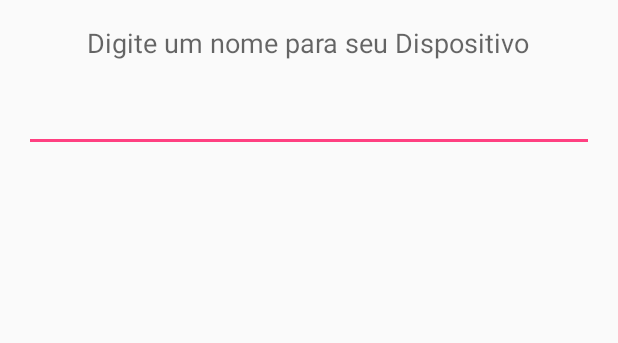
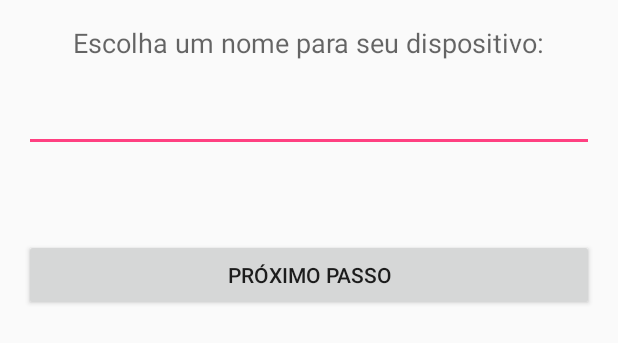
Before and after one commit to lumal21/Apps, an Android app: the layout register_device.xml on its own in the app's theme, with its tools: preview values and no code run, on a phone screen of 412 x 824 dp. Shown: the top 343 px of the screen. Run offline under Robolectric (Android 15) with nearby library versions, the phone set to English and light mode, and no system bars.

Commit message:
Starting implementation of the self-registration 10/10/2016 - 19:46

```diff
--- a/android_app/UIoT/app/src/main/java/org/uiot/activity/HomeActivity.java
+++ b/android_app/UIoT/app/src/main/java/org/uiot/activity/HomeActivity.java
@@ -96,13 +96,9 @@ public class HomeActivity extends AppCompatActivity{
 
                 switch (id){
                     case R.id.nav_register_device:
-                        Toast.makeText(getApplicationContext(), "Register Device", Toast.LENGTH_SHORT).show();
-
+                        startActivity(new Intent(HomeActivity.this, DeviceActivity.class));
                         break;
                     case R.id.nav_create_iot_network:
-//                        Toast.makeText(getApplicationContext(), "Create a new IoT network", Toast.LENGTH_SHORT).show();
-//                        Intent changeSensors = new Intent(HomeActivity.this, SensorsActivity.class);
-//                        startActivity(changeSensors);
                         startActivity(new Intent(HomeActivity.this, SensorsActivity.class));
                         break;
                     case R.id.nav_transmitter:
--- a/android_app/UIoT/app/src/main/java/org/uiot/activity/SensorsActivity.java
+++ b/android_app/UIoT/app/src/main/java/org/uiot/activity/SensorsActivity.java
@@ -75,8 +75,12 @@ public class SensorsActivity extends Activity{
     }
 
 
+    /**
+     * This method create the button to select the sensors,
+     * and capture the selected sensors to send the sensors list service
+     */
     private void selectSensors(){
-        Button enableSensors = (Button) findViewById(R.id.idHabilitarSensorbtn);
+        Button enableSensors = (Button) findViewById(R.id.idBtnHabilitarSensor);
         enableSensors.setOnClickListener(new View.OnClickListener() {
             @Override
             public void onClick(View v) {
--- a/android_app/UIoT/app/src/main/res/layout/register_device.xml
+++ b/android_app/UIoT/app/src/main/res/layout/register_device.xml
@@ -10,10 +10,19 @@
     app:layout_behavior="@string/appbar_scrolling_view_behavior">
 
 
+    <TextView
+        android:layout_width="wrap_content"
+        android:layout_height="wrap_content"
+        android:textAppearance="?android:attr/textAppearanceMedium"
+        android:text="@string/choose_name_device"
+        android:id="@+id/textView3"
+        android:layout_alignParentTop="true"
+        android:layout_centerHorizontal="true" />
+
     <EditText
         android:layout_width="wrap_content"
         android:layout_height="wrap_content"
-        android:id="@+id/device_name"
+        android:id="@+id/idDeviceName"
         android:layout_alignParentTop="true"
         android:layout_alignParentLeft="true"
         android:layout_alignParentStart="true"
@@ -21,12 +30,15 @@
         android:layout_alignParentRight="true"
         android:layout_alignParentEnd="true" />
 
-    <TextView
+    <Button
         android:layout_width="wrap_content"
         android:layout_height="wrap_content"
-        android:textAppearance="?android:attr/textAppearanceMedium"
-        android:text="Digite um nome para seu Dispositivo"
-        android:id="@+id/textView3"
-        android:layout_alignParentTop="true"
-        android:layout_centerHorizontal="true" />
+        android:text="@string/btn_next"
+        android:id="@+id/idBtnDeviceNext"
+        android:layout_below="@+id/idDeviceName"
+        android:layout_marginTop="58dp"
+        android:layout_alignRight="@+id/idDeviceName"
+        android:layout_alignEnd="@+id/idDeviceName"
+        android:layout_alignParentLeft="true"
+        android:layout_alignParentStart="true" />
 </RelativeLayout>
--- a/android_app/UIoT/app/src/main/res/layout/sensors.xml
+++ b/android_app/UIoT/app/src/main/res/layout/sensors.xml
@@ -14,7 +14,7 @@
         android:layout_width="wrap_content"
         android:layout_height="wrap_content"
         android:textAppearance="?android:attr/textAppearanceMedium"
-        android:text="@string/qtdSensorsList"
+        android:text="@string/qtd_sensors_list"
         android:id="@+id/qtdSensorsList"
         android:layout_alignParentTop="true"
         android:layout_alignParentLeft="true"
@@ -48,13 +48,13 @@
         android:layout_alignParentStart="true"
         android:layout_alignParentRight="true"
         android:layout_alignParentEnd="true"
-        android:layout_above="@+id/idHabilitarSensorbtn" />
+        android:layout_above="@+id/idBtnHabilitarSensor" />
 
     <Button
         android:layout_width="wrap_content"
         android:layout_height="wrap_content"
         android:text="Habilitar Sensores"
-        android:id="@+id/idHabilitarSensorbtn"
+        android:id="@+id/idBtnHabilitarSensor"
         android:layout_alignParentBottom="true"
         android:layout_alignRight="@+id/qtdSensors"
         android:layout_alignEnd="@+id/qtdSensors"
--- a/android_app/UIoT/app/src/main/res/values/strings.xml
+++ b/android_app/UIoT/app/src/main/res/values/strings.xml
@@ -17,10 +17,15 @@
     <string name="email_alex">alex.alexandre@redes.unb.br</string>
 
 
-    <string name="qtdSensorsList">Quantidade de Sensores:</string>
-    <string name="switchHbSensor">Habilitar Sensor</string>
+      <!--**************** register device ***********-->
+    <string name="choose_name_device">Escolha um nome para seu dispositivo:</string>
+    <string name="qtd_sensors_list">Quantidade de Sensores:</string>
+    <string name="switchHb_sensor">Habilitar Sensor</string>
+    <string name="btn_next">Próximo Passo</string>
+    <string name="ip_error_dialog_title">Atenção, IP não encontrado!</string>
+    <string name="ip_error_dialog_message">Não conseguimos identificar seu IP, deseja digitar manualmente ?</string>
 
-            <!--****** transmisors ******-->
+    <!--****** transmisors ******-->
     <string name="wifi">Wi-Fi</string>
     <string name="bluetooth">Bluetooth</string>
     <string name="nfc">NFC</string>
```
Also changed, not shown: android_app/UIoT/app/src/main/AndroidManifest.xml (+9 -6 lines), android_app/UIoT/app/src/main/java/org/uiot/activity/DeviceActivity.java (added, +129 -0 lines), android_app/UIoT/app/src/main/java/org/uiot/service/ListeningSensorsService.java (+14 -14 lines).
